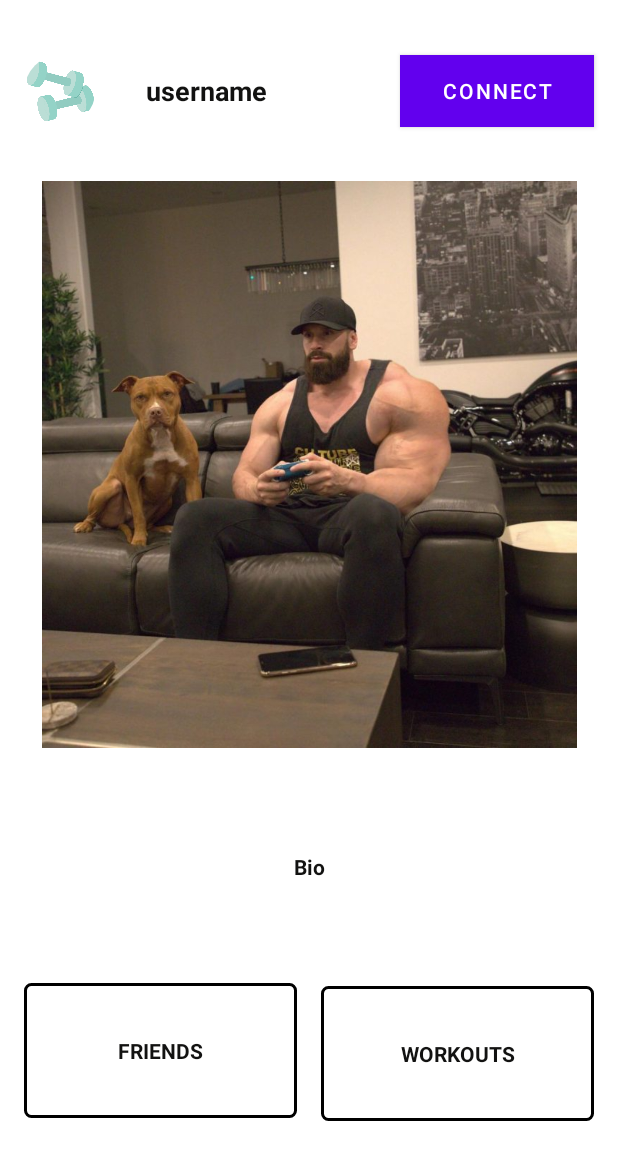
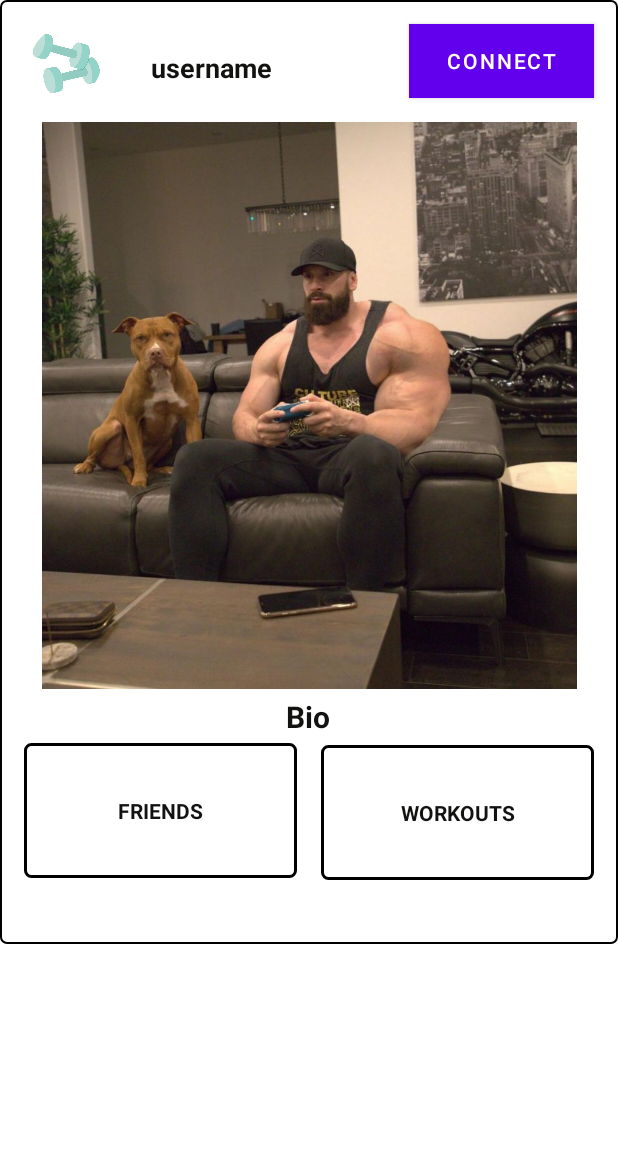
Before and after one commit to shriyadh/WaitLess_MobileApp, an Android app: the layout discover_connect.xml on its own in the app's theme, with its tools: preview values and no code run, on a phone screen of 412 x 824 dp. Shown: the top 1160 px of the screen. Run offline under Robolectric (Android 15) with nearby library versions, the phone set to English and light mode, and no system bars.

Commit message:
added functionality to connect btn

```diff
--- a/app/src/main/java/edu/northeastern/myapplication/discoverpage/ProfilesAdapter.java
+++ b/app/src/main/java/edu/northeastern/myapplication/discoverpage/ProfilesAdapter.java
@@ -19,6 +19,10 @@ public class ProfilesAdapter extends RecyclerView.Adapter<ProfilesViewHolder> {
 
     public ProfilesAdapter(List<Profiles> profiles, Context con) {
         this.profiles = profiles;
+    }
+
+    public void setListenerLink(RecycleViewClickListener lst) {
+        this.listener = lst;
     }
 
     @NonNull
--- /dev/null
+++ b/app/src/main/res/drawable/recycler_view_border.xml
@@ -0,0 +1,13 @@
+<shape xmlns:android="http://schemas.android.com/apk/res/android"
+    android:shape="rectangle">
+
+    <solid android:color="#FFFFFF" />
+
+    <stroke
+        android:width="1dp"
+        android:color="@color/black" />
+
+    <corners
+        android:radius="4dp" />
+
+</shape>
--- a/app/src/main/res/layout/discover_connect.xml
+++ b/app/src/main/res/layout/discover_connect.xml
@@ -2,15 +2,17 @@
 <androidx.constraintlayout.widget.ConstraintLayout xmlns:android="http://schemas.android.com/apk/res/android"
     xmlns:app="http://schemas.android.com/apk/res-auto"
     xmlns:tools="http://schemas.android.com/tools"
+    android:background="@drawable/recycler_view_border"
+
     android:layout_width="match_parent"
-    android:layout_height="match_parent"
-    >
+    android:layout_height="wrap_content">
+
 
     <de.hdodenhof.circleimageview.CircleImageView
         android:id="@+id/img_profile"
         android:layout_width="48dp"
         android:layout_height="47dp"
-        android:layout_marginStart="16dp"
+        android:layout_marginStart="20dp"
         android:layout_marginTop="16dp"
         android:layout_marginBottom="16dp"
         android:src="@drawable/db"
@@ -18,18 +20,17 @@
         app:layout_constraintEnd_toStartOf="@+id/username_main"
         app:layout_constraintHorizontal_chainStyle="spread_inside"
         app:layout_constraintStart_toStartOf="parent"
-        app:layout_constraintTop_toTopOf="parent" />
-
+        app:layout_constraintTop_toTopOf="parent"
+        app:layout_constraintVertical_bias="0.979" />
 
     <TextView
         android:id="@+id/username_main"
         android:layout_width="100dp"
         android:layout_height="40dp"
-        android:gravity="center"
-        android:layout_marginStart="4dp"
         android:layout_marginTop="16dp"
         android:layout_marginEnd="60dp"
         android:layout_marginBottom="16dp"
+        android:gravity="center"
         android:text="@string/username"
         android:textColor="#121211"
         android:textSize="18sp"
@@ -37,12 +38,13 @@
         app:layout_constraintBottom_toTopOf="@+id/post_pic"
         app:layout_constraintEnd_toStartOf="@+id/connect_btn"
         app:layout_constraintStart_toEndOf="@+id/img_profile"
-        app:layout_constraintTop_toTopOf="parent" />
+        app:layout_constraintTop_toTopOf="parent"
+        app:layout_constraintVertical_bias="1.0" />
 
     <Button
         android:id="@+id/connect_btn"
-        android:layout_width="129dp"
-        android:layout_height="48dp"
+        android:layout_width="123dp"
+        android:layout_height="49dp"
         android:layout_gravity="end"
         android:layout_marginTop="16dp"
         android:layout_marginEnd="16dp"
@@ -52,19 +54,22 @@
         app:layout_constraintBottom_toTopOf="@+id/post_pic"
         app:layout_constraintEnd_toEndOf="parent"
         app:layout_constraintStart_toEndOf="@+id/username_main"
-        app:layout_constraintTop_toTopOf="parent" />
+        app:layout_constraintTop_toTopOf="parent"
+        app:layout_constraintVertical_bias="1.0" />
 
     <ImageView
         android:id="@+id/post_pic"
         android:layout_width="410dp"
         android:layout_height="378dp"
-        android:layout_marginTop="60dp"
+        android:layout_marginTop="40dp"
         android:contentDescription="@string/post_picture"
         android:src="@drawable/gym_bro"
         app:layout_constraintBottom_toTopOf="@+id/bio_text"
         app:layout_constraintEnd_toEndOf="parent"
         app:layout_constraintStart_toStartOf="parent"
-        app:layout_constraintTop_toTopOf="parent" />
+        app:layout_constraintTop_toTopOf="parent"
+        app:layout_constraintVertical_chainStyle="packed" />
+
 
     <TextView
 
@@ -79,12 +84,13 @@
         android:gravity="center"
         android:text="@string/bio"
         android:textColor="#121211"
+        android:textSize="20sp"
         android:textStyle="bold"
         app:layout_constraintBottom_toTopOf="@+id/workouts"
         app:layout_constraintEnd_toEndOf="parent"
+        app:layout_constraintHorizontal_bias="0.493"
         app:layout_constraintStart_toStartOf="parent"
         app:layout_constraintTop_toBottomOf="@+id/post_pic" />
-
 
     <TextView
         android:id="@+id/friends"
@@ -93,7 +99,7 @@
         android:layout_alignParentStart="true"
         android:layout_marginStart="16dp"
         android:layout_marginEnd="8dp"
-        android:layout_marginBottom="16dp"
+        android:layout_marginBottom="1dp"
         android:background="@drawable/textview_border"
         android:gravity="center"
         android:text="@string/friends_discover"
@@ -103,6 +109,7 @@
         app:layout_constraintEnd_toStartOf="@+id/workouts"
         app:layout_constraintStart_toStartOf="parent"
         app:layout_constraintTop_toBottomOf="@+id/bio_text"
+        app:layout_constraintVertical_bias="0.061"
         app:layout_constraintWidth_default="spread" />
 
     <TextView
@@ -112,17 +119,17 @@
         android:layout_alignParentEnd="true"
         android:layout_marginStart="8dp"
         android:layout_marginEnd="16dp"
-        android:layout_marginBottom="16dp"
+        android:layout_marginBottom="1dp"
         android:layout_toEndOf="@+id/friends"
         android:background="@drawable/textview_border"
         android:gravity="center"
         android:text="@string/workouts"
         android:textColor="#121211"
         android:textStyle="bold"
-        app:layout_constraintTop_toBottomOf="@+id/bio_text"
         app:layout_constraintBottom_toBottomOf="parent"
         app:layout_constraintEnd_toEndOf="parent"
         app:layout_constraintStart_toEndOf="@id/friends"
+        app:layout_constraintTop_toBottomOf="@+id/bio_text"
         app:layout_constraintWidth_default="spread" />
 
 
--- a/app/src/main/res/values/colors.xml
+++ b/app/src/main/res/values/colors.xml
@@ -7,6 +7,8 @@
     <color name="teal_700">#FF018786</color>
     <color name="black">#FF000000</color>
     <color name="white">#FFFFFFFF</color>
+    <color name="light">#F1DEDE</color>
+
     <color name="grey">#4A808080</color>
 
 </resources>
```
Also changed, not shown: app/src/main/java/edu/northeastern/myapplication/discoverpage/Discover.java (+15 -0 lines), app/src/main/java/edu/northeastern/myapplication/discoverpage/ProfilesViewHolder.java (+10 -0 lines), app/src/main/res/layout/activity_discover.xml (+17 -24 lines).
